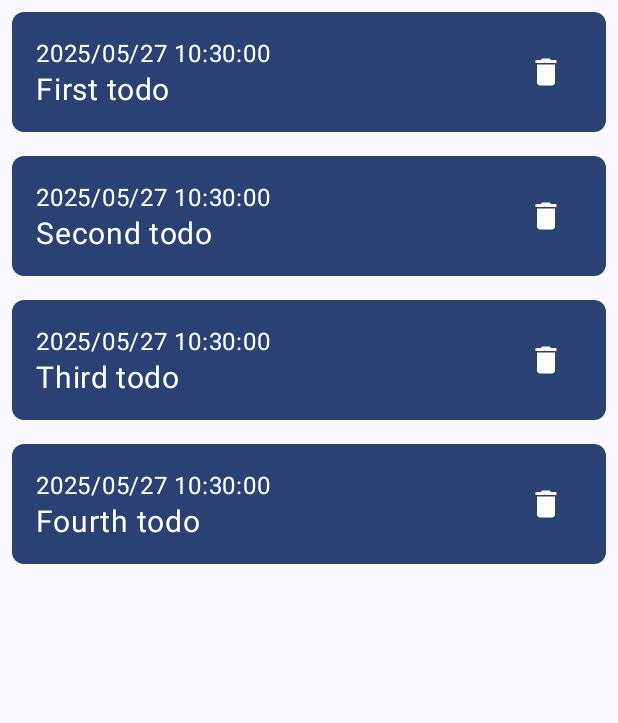
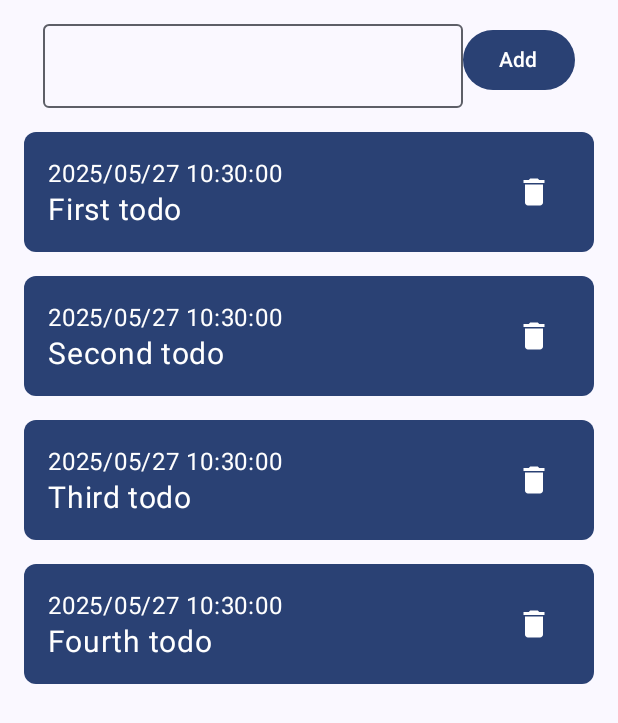
Before and after one commit to BEYEH/kotlin_room_database, an Android app built with Jetpack Compose: the screen it shows after launch (MainActivity), on a phone screen of 412 x 824 dp. Shown: the top 723 px of the screen. Run offline under Robolectric (Android 15) with nearby library versions, the phone set to English and light mode, and no system bars.

Commit message:
[feat] update ui - update textfield and add button.

```diff
--- a/app/src/main/java/com/example/kotlinroomdatabase/view/TodoListPage.kt
+++ b/app/src/main/java/com/example/kotlinroomdatabase/view/TodoListPage.kt
@@ -8,11 +8,17 @@ import androidx.compose.foundation.layout.padding
 import androidx.compose.foundation.lazy.LazyColumn
 import androidx.compose.foundation.lazy.itemsIndexed
 import androidx.compose.foundation.shape.RoundedCornerShape
+import androidx.compose.material3.Button
 import androidx.compose.material3.Icon
 import androidx.compose.material3.IconButton
 import androidx.compose.material3.MaterialTheme
+import androidx.compose.material3.OutlinedTextField
 import androidx.compose.material3.Text
 import androidx.compose.runtime.Composable
+import androidx.compose.runtime.getValue
+import androidx.compose.runtime.mutableStateOf
+import androidx.compose.runtime.remember
+import androidx.compose.runtime.setValue
 import androidx.compose.ui.Alignment
 import androidx.compose.ui.Modifier
 import androidx.compose.ui.draw.clip
@@ -30,8 +36,28 @@ import java.util.Locale
 @Composable
 fun TodoListPage(modifier: Modifier) {
     val todoList = getFakeTodo()
+    var inputText by remember {
+        mutableStateOf("")
+    }
 
-    Column(modifier = modifier) {
+    Column(
+        modifier = modifier
+            .fillMaxSize()
+            .padding(8.dp),
+        horizontalAlignment = Alignment.CenterHorizontally
+    ) {
+        Row(
+            modifier = Modifier
+                .padding(horizontal = 0.dp, vertical = 8.dp),
+        ) {
+            OutlinedTextField(value = inputText, onValueChange = {
+                inputText = it
+            })
+            Button(onClick = {}) {
+                Text(text = "Add")
+            }
+        }
+
         LazyColumn(
             content = {
                 itemsIndexed(todoList) { index: Int, item ->
```
